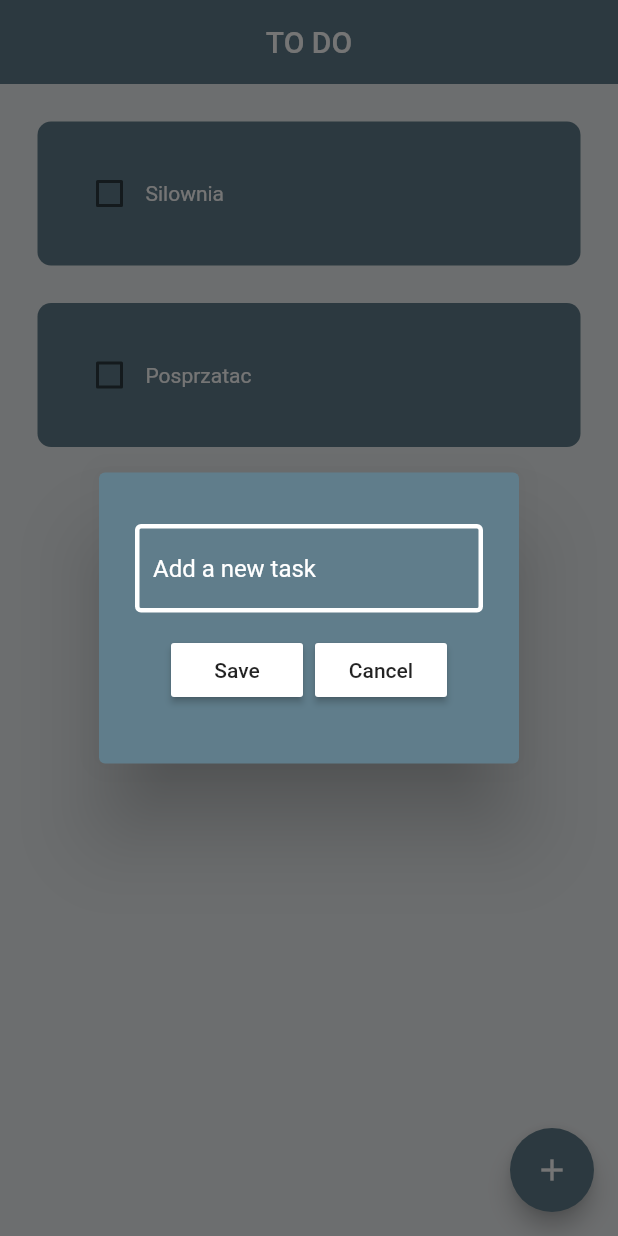
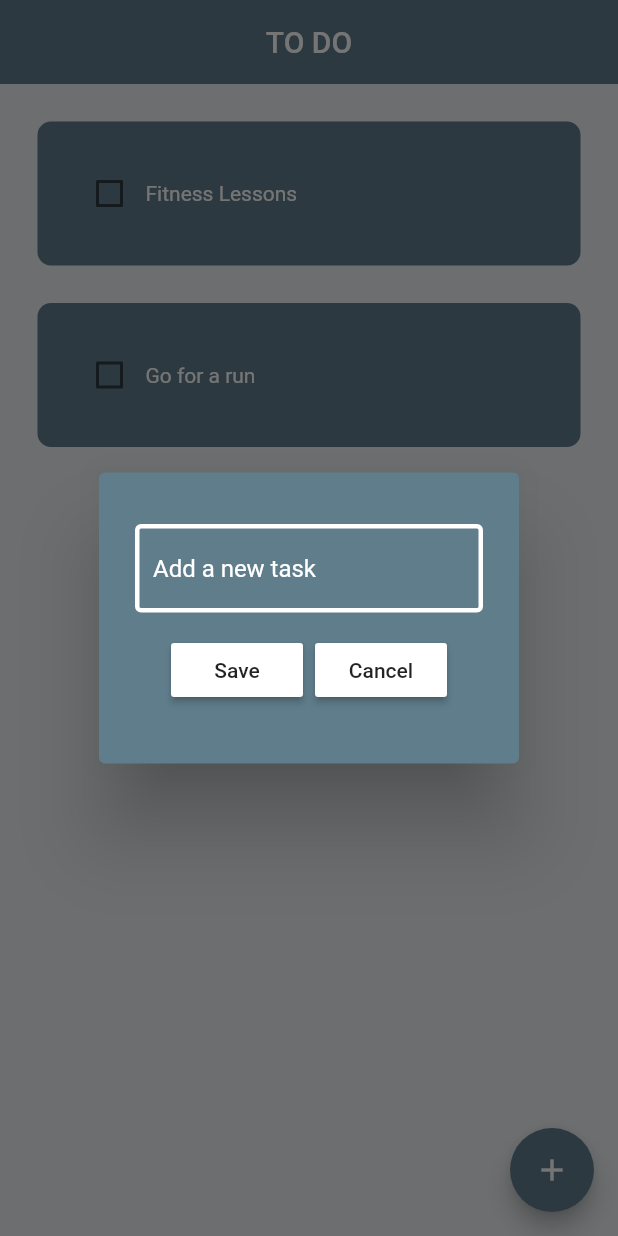
Before and after one commit to mxjakubiec/fluttertodo, a Flutter app: the screen it shows after launch, after a tap on the "add" icon, on a phone screen of 412 x 824 dp. Run offline on Flutter 3.47's test engine with Material 2 defaults, Android fonts, the phone set to English and light mode, and no system bars; drawn by our look-alikes of flutter_slidable; our stand-ins replace hive_flutter; missing offline and left inert: dart:ffi; accounts and stored records are empty.

Commit message:
store data in local device

```diff
--- /dev/null
+++ b/todo/lib/data/database.dart
@@ -0,0 +1,29 @@
+import 'package:hive_flutter/hive_flutter.dart';
+
+class ToDoDataBase{
+  List toDoList = [];
+
+
+  //reference box
+  final _myBox = Hive.box('mybox');
+
+  //first time ever open this app, defult task for user
+  void createInitialData() {
+    toDoList = [
+      ["Fitness Lessons",false],
+      ["Go for a run", false],
+
+    ];
+  }
+
+  //load the data from DB
+  void loadData() {
+    toDoList = _myBox.get("TODOLIST");
+  }
+
+  //update the database
+  void updateData () {
+    _myBox.put("TODOLIST", toDoList);
+
+  }
+}
--- a/todo/lib/home_page/home.dart
+++ b/todo/lib/home_page/home.dart
@@ -1,4 +1,6 @@
 import 'package:flutter/material.dart';
+import 'package:hive_flutter/hive_flutter.dart';
+import 'package:todo/data/database.dart';
 import 'package:todo/listtodo/dialogbox.dart';
 import '../listtodo/todolist.dart';
 
@@ -11,31 +13,44 @@ class HomePage extends StatefulWidget {
 }
 
 class _HomePageState extends State<HomePage> {
+  //reference the box
+  final _myBox = Hive.box('mybox');
+  ToDoDataBase db = ToDoDataBase();
+
+  @override
+  void initState() {
+
+    //first time ever open the app, them create defult data
+    if(_myBox.get("TODOLIST") == null) {
+      db.createInitialData();
+    }else{
+      // next time open
+      db.loadData();
+    }
+
+    super.initState();
+  }
+
   //text controller
   final  _controller = TextEditingController();
 
 
-  //list
-  List toDoList = [
-  ["Silownia", false],
-  ["Posprzatac", false],
-  ];
-
   //Check box was clicted
   void checkBoxChanged(bool? value,int index){
     setState(() {
-       toDoList[index][1] = !toDoList[index][1];
+       db.toDoList[index][1] = !db.toDoList[index][1];
     });
+    db.updateData();
+  }
 
-
-  }
   // save new task
   void saveNewTask() {
     setState(() {
-      toDoList.add([_controller.text, false]);
+      db.toDoList.add([_controller.text, false]);
       _controller.clear();
     });
     Navigator.of(context).pop();
+    db.updateData();
   }
 
   // new task add
@@ -49,8 +64,9 @@ class _HomePageState extends State<HomePage> {
   // delete task
   void deleteTask(int index) {
     setState(() {
-      toDoList.removeAt(index);
+      db.toDoList.removeAt(index);
     });
+    db.updateData();
 
   }
 
@@ -67,9 +83,9 @@ class _HomePageState extends State<HomePage> {
       ),
       floatingActionButton: FloatingActionButton(onPressed: newTaskAdd,child: Icon(Icons.add),),
       body: ListView.builder(
-        itemCount: toDoList.length,
+        itemCount: db.toDoList.length,
         itemBuilder: (context, index) {
-          return ToDolist(onChanged:(value) => checkBoxChanged(value, index) , taskCompleted: toDoList[index][1], taskName: toDoList[index][0], deleteFunction: (context) => deleteTask(index),);
+          return ToDolist(onChanged:(value) => checkBoxChanged(value, index) , taskCompleted: db.toDoList[index][1], taskName: db.toDoList[index][0], deleteFunction: (context) => deleteTask(index),);
         },
        ),
 
--- a/todo/lib/main.dart
+++ b/todo/lib/main.dart
@@ -1,7 +1,16 @@
 import 'package:flutter/material.dart';
+import 'package:hive_flutter/hive_flutter.dart';
 import 'home_page/home.dart';
 
-void main() {
+
+void main() async{
+
+  //init the hive
+  await Hive.initFlutter();
+
+  //open box
+  var box = await Hive.box('mybox');
+
   runApp(const MyApp());
 }
 
```
